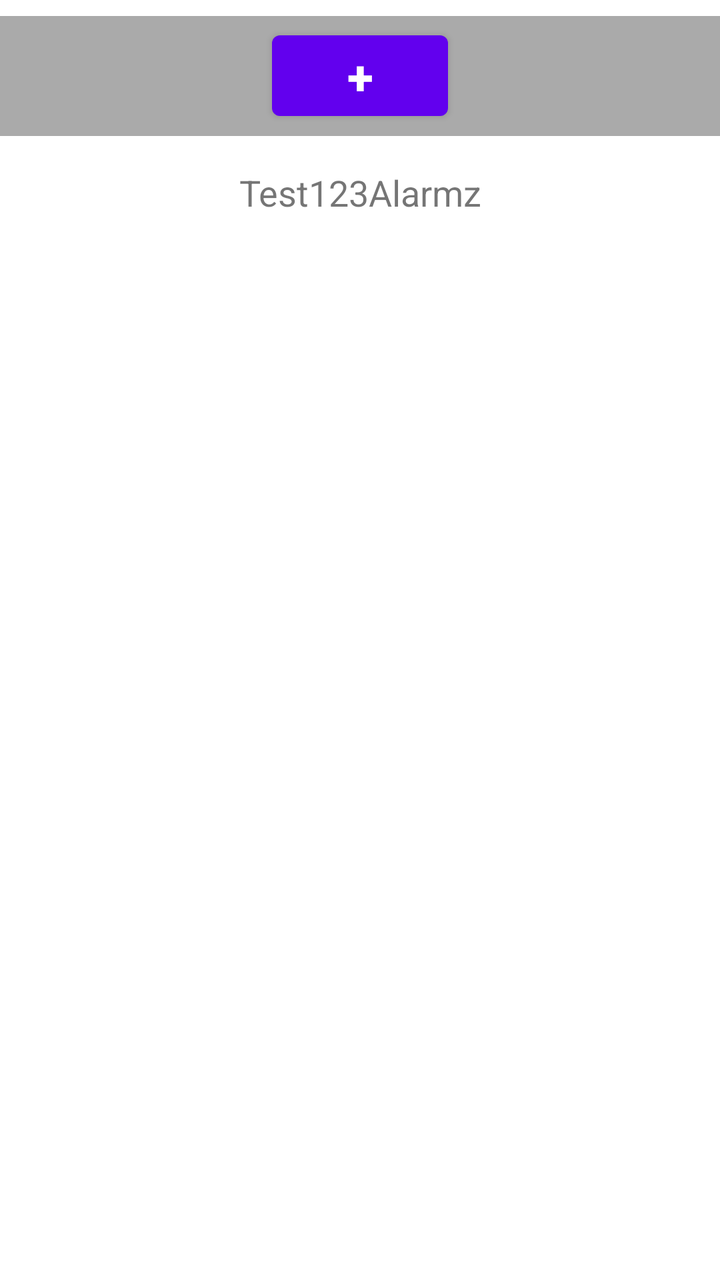
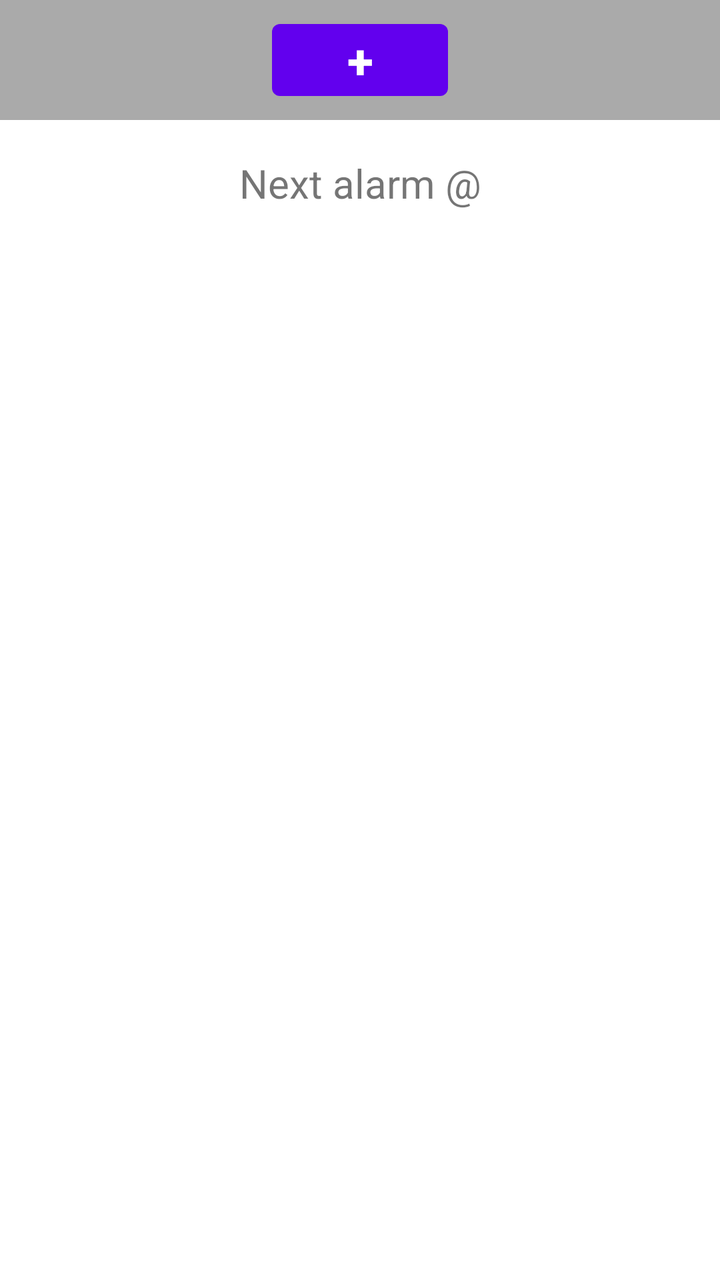

Compare the two renders of this Android layout. The source of the first and the diff that turns it into the second are given below.
<!-- AndroidManifest.xml: application theme Theme.BskiRadioAlarm -->
<!-- res/layout/fragment_alarms.xml -->
<?xml version="1.0" encoding="utf-8"?>
<ScrollView xmlns:android="http://schemas.android.com/apk/res/android"
    android:layout_width="match_parent"
    android:layout_height="match_parent"
        android:fillViewport="true">  
    <LinearLayout xmlns:android="http://schemas.android.com/apk/res/android"
            android:layout_width="match_parent"
            android:layout_height="match_parent"
            android:orientation="vertical"
            android:paddingTop="8dp">

        
        <LinearLayout
            android:layout_width="match_parent"
            android:layout_height="60dp"
            android:background="@android:color/darker_gray"
            android:gravity="center"
            android:orientation="horizontal">
            <Button
                android:id="@+id/addAlarmButton"
                android:layout_width="wrap_content"
                android:layout_height="wrap_content"
                android:text="+"
                android:textSize="24sp"
                android:textStyle="bold"/>
        </LinearLayout>
        
        <TextView
            android:id="@+id/alarmTextView"
            android:layout_width="match_parent"
            android:layout_height="wrap_content"
            android:text="Test123Alarmz"
            android:textSize="18sp"
            android:gravity="center"
            android:padding="16dp"/>
        

        <LinearLayout
            android:id="@+id/alarmsContainer"
            android:layout_width="match_parent"
            android:layout_height="wrap_content"
            android:orientation="vertical"
            android:paddingTop="10dp"/>

        <TextView
            android:id="@+id/text_home"
            android:layout_width="match_parent"
            android:layout_height="wrap_content"
            android:layout_marginStart="8dp"
            android:layout_marginTop="8dp"
            android:layout_marginEnd="8dp"
            android:textAlignment="center"
            android:textSize="20sp"
            />
        
        
        
        
    </LinearLayout>
</ScrollView>
<!-- resources referenced by this layout -->
<resources>
  <style name="Theme.BskiRadioAlarm" parent="Theme.MaterialComponents.DayNight.DarkActionBar">
          
          <item name="colorPrimary">@color/purple_500</item>
          <item name="colorPrimaryVariant">@color/purple_700</item>
          <item name="colorOnPrimary">@color/white</item>
          
          <item name="colorSecondary">@color/teal_200</item>
          <item name="colorSecondaryVariant">@color/teal_700</item>
          <item name="colorOnSecondary">@color/black</item>
          
          <item name="android:statusBarColor">?attr/colorPrimaryVariant</item>
          
      </style>
  <color name="purple_500">#FF6200EE</color>
  <color name="purple_700">#FF3700B3</color>
  <color name="white">#FFFFFFFF</color>
  <color name="teal_200">#FF03DAC5</color>
  <color name="teal_700">#FF018786</color>
  <color name="black">#FF000000</color>
</resources>

<!-- the commit's change to res/layout/fragment_alarms.xml (unified diff, before → after) -->
@@ -7,7 +7,7 @@
             android:layout_width="match_parent"
             android:layout_height="match_parent"
             android:orientation="vertical"
-            android:paddingTop="8dp">
+            android:paddingTop="0dp">
 
         
         <LinearLayout
@@ -20,19 +20,21 @@
                 android:id="@+id/addAlarmButton"
                 android:layout_width="wrap_content"
                 android:layout_height="wrap_content"
+                android:paddingTop="0dp"
+                android:paddingBottom="0dp"
                 android:text="+"
                 android:textSize="24sp"
                 android:textStyle="bold"/>
         </LinearLayout>
         
-        <TextView
-            android:id="@+id/alarmTextView"
-            android:layout_width="match_parent"
-            android:layout_height="wrap_content"
-            android:text="Test123Alarmz"
-            android:textSize="18sp"
-            android:gravity="center"
-            android:padding="16dp"/>
+
+
+
+
+
+
+
+
         
 
         <LinearLayout
@@ -43,7 +45,7 @@
             android:paddingTop="10dp"/>
 
         <TextView
-            android:id="@+id/text_home"
+            android:id="@+id/msgNextAlarm"
             android:layout_width="match_parent"
             android:layout_height="wrap_content"
             android:layout_marginStart="8dp"
@@ -51,6 +53,7 @@
             android:layout_marginEnd="8dp"
             android:textAlignment="center"
             android:textSize="20sp"
+            android:text="Next alarm @"
             />
         
         
